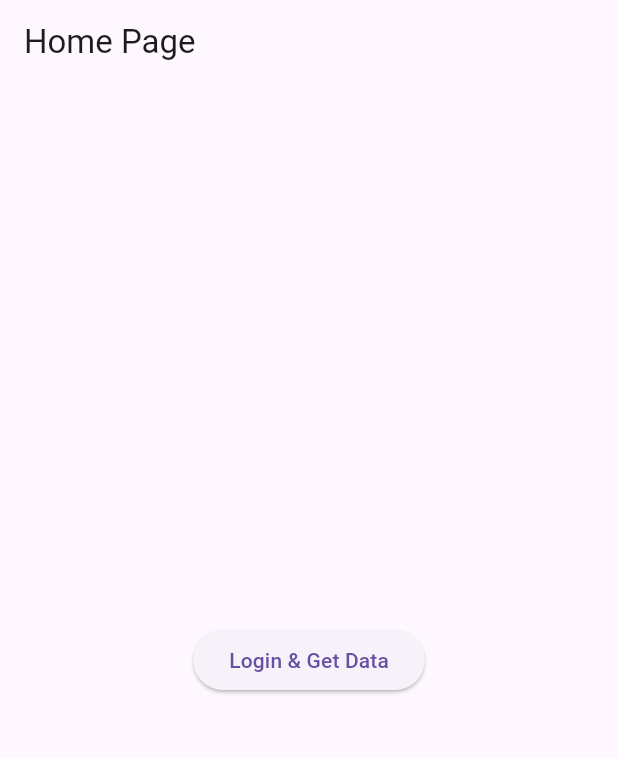
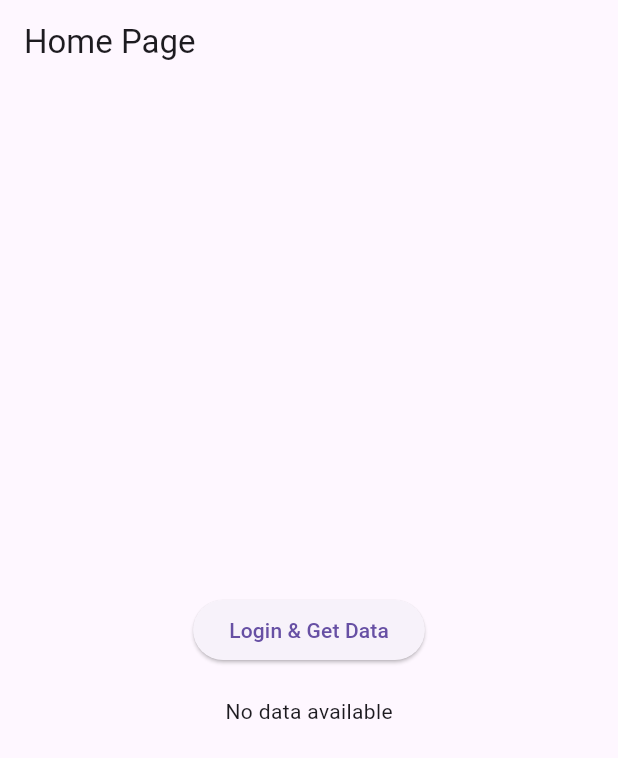
Before and after one commit to ahmad941/test_getData, a Flutter app: the screen it shows after launch, after a tap on "Login & Get Data", on a phone screen of 412 x 824 dp. Shown: the top 758 px of the screen. Run offline on Flutter 3.47's test engine with Material 3 defaults, Android fonts, the phone set to English and light mode, and no system bars; our stand-ins replace get, shared_preferences; network calls fail.

Commit message:
Versi 2
sudah menampilkan di tabel row

```diff
--- a/lib/page/home_page.dart
+++ b/lib/page/home_page.dart
@@ -2,8 +2,26 @@ import 'package:flutter/material.dart';
 import 'package:shared_preferences/shared_preferences.dart';
 import 'package:test_getdata/service/api_service.dart';
 
-class HomePage extends StatelessWidget {
+class HomePage extends StatefulWidget {
+  @override
+  _HomePageState createState() => _HomePageState();
+}
+
+class _HomePageState extends State<HomePage> {
   final ApiService apiService = ApiService();
+  Future<Map<String, dynamic>?>? _assetData;
+
+  Future<void> _loginAndFetchData() async {
+    String? token = await apiService.login('operational-melia@gmail.com', 'admin');
+    if (token != null) {
+      // Token berhasil didapatkan, ambil data asset inquiry
+      setState(() {
+        _assetData = apiService.getAssetInquiry('E28069952000501172577268');
+      });
+    } else {
+      print('Failed to log in');
+    }
+  }
 
   @override
   Widget build(BuildContext context) {
@@ -12,17 +30,88 @@ class HomePage extends StatelessWidget {
         title: Text('Home Page'),
       ),
       body: Center(
-        child: ElevatedButton(
-          onPressed: () async {
-            String? token = await apiService.login('operational-melia@gmail.com', 'admin');
-            if (token != null) {
-              // Token berhasil didapatkan, ambil data asset inquiry
-              await apiService.getAssetInquiry('E28069952000501172577268');
-            } else {
-              print('Failed to log in');
-            }
-          },
-          child: Text('Login & Get Data'),
+        child: Column(
+          mainAxisAlignment: MainAxisAlignment.center,
+          children: [
+            ElevatedButton(
+              onPressed: _loginAndFetchData,
+              child: Text('Login & Get Data'),
+            ),
+            SizedBox(height: 20),
+            FutureBuilder<Map<String, dynamic>?>(
+              future: _assetData,
+              builder: (context, snapshot) {
+                if (snapshot.connectionState == ConnectionState.waiting) {
+                  return CircularProgressIndicator();
+                } else if (snapshot.hasError) {
+                  return Text('Error: ${snapshot.error}');
+                } else if (snapshot.hasData) {
+                  final data = snapshot.data;
+                  if (data != null) {
+                    return Expanded(
+                      child: ListView(
+                        padding: EdgeInsets.all(16.0),
+                        children: [
+                          ListTile(
+                            title: Text('Asset ID'),
+                            subtitle: Text(data['asset_id'].toString()),
+                          ),
+                          ListTile(
+                            title: Text('Asset Name'),
+                            subtitle: Text(data['asset_name'] ?? ''),
+                          ),
+                          ListTile(
+                            title: Text('Asset Code'),
+                            subtitle: Text(data['asset_code'] ?? ''),
+                          ),
+                          ListTile(
+                            title: Text('Serial Number'),
+                            subtitle: Text(data['serial_number'] ?? ''),
+                          ),
+                          ListTile(
+                            title: Text('Item Number'),
+                            subtitle: Text(data['item_number'] ?? ''),
+                          ),
+                          ListTile(
+                            title: Text('PIC Name'),
+                            subtitle: Text(data['pic_name'] ?? ''),
+                          ),
+                          ListTile(
+                            title: Text('Item Status'),
+                            subtitle: Text(data['item_status'] ?? ''),
+                          ),
+                          ListTile(
+                            title: Text('Location Name'),
+                            subtitle: Text(data['location_name'] ?? ''),
+                          ),
+                          ListTile(
+                            title: Text('Sub Location Name'),
+                            subtitle: Text(data['sub_location_name'] ?? ''),
+                          ),
+                          ListTile(
+                            title: Text('Sub-Sub Location Name'),
+                            subtitle: Text(data['sub_sub_location_name'] ?? ''),
+                          ),
+                          ListTile(
+                            title: Text('Tag'),
+                            subtitle: Text(data['tag'] ?? ''),
+                          ),
+                          ListTile(
+                            title: Text('Color Code'),
+                            subtitle: Text(data['color_code'] ?? ''),
+                          ),
+                        ],
+                      ),
+                    );
+                  } else {
+                    return Text('No data available');
+                  }
+                } else {
+                  return Text('No data available');
+                }
+              },
+            ),
+          ],
         ),
       ),
     );
--- a/lib/service/api_service.dart
+++ b/lib/service/api_service.dart
@@ -1,6 +1,7 @@
 import 'dart:convert';
 import 'package:http/http.dart' as http;
 import 'package:shared_preferences/shared_preferences.dart';
+
 
 class ApiService {
   final String baseUrl = 'https://recom-api.xacloud.com/api';
@@ -47,7 +48,7 @@ class ApiService {
     }
   }
 
-  Future<void> getAssetInquiry(String tag) async {
+  Future<Map<String, dynamic>?> getAssetInquiry(String tag) async {
     print('Fetching asset inquiry for tag: $tag');
 
     SharedPreferences prefs = await SharedPreferences.getInstance();
@@ -55,7 +56,7 @@ class ApiService {
 
     if (token == null) {
       print('No token found');
-      return;
+      return null;
     }
 
     final String assetInquiryUrl = '$baseUrl/1.0/asset-inquiry/$tag';
@@ -74,12 +75,14 @@ class ApiService {
 
       if (response.statusCode == 200) {
         final responseData = jsonDecode(response.body);
-        print('Asset Inquiry Data: $responseData');
+        return responseData;
       } else {
         print('Failed to get asset inquiry with status: ${response.statusCode}');
+        return null;
       }
     } catch (e) {
       print('Error during asset inquiry: $e');
+      return null;
     }
   }
 
```
